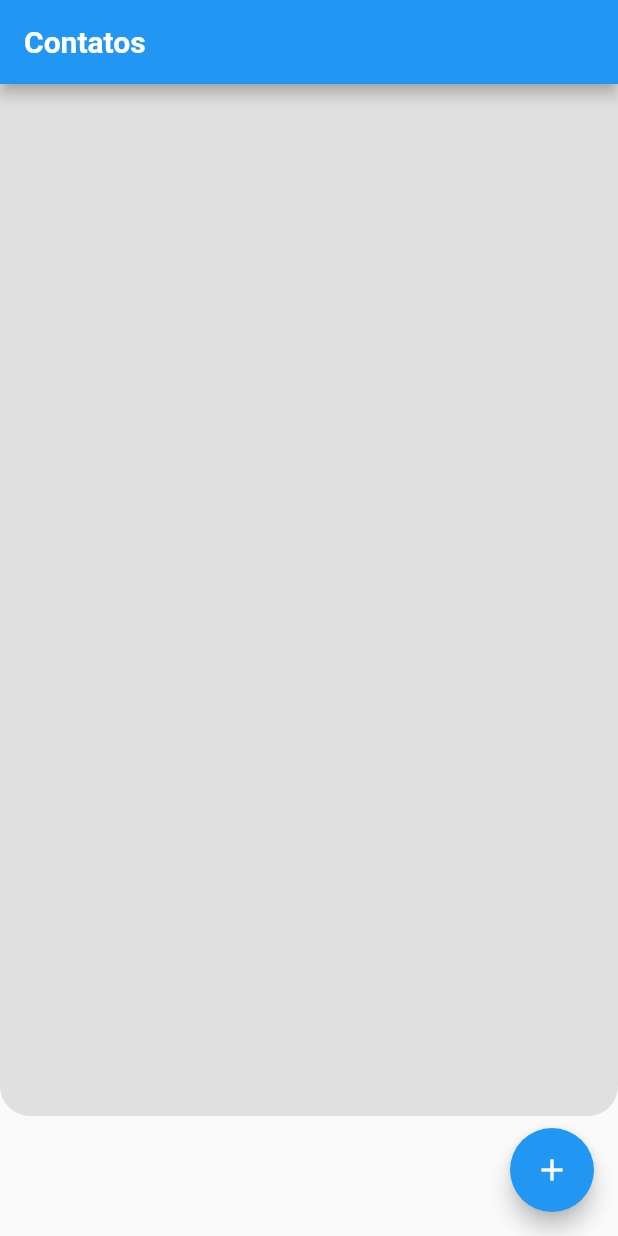
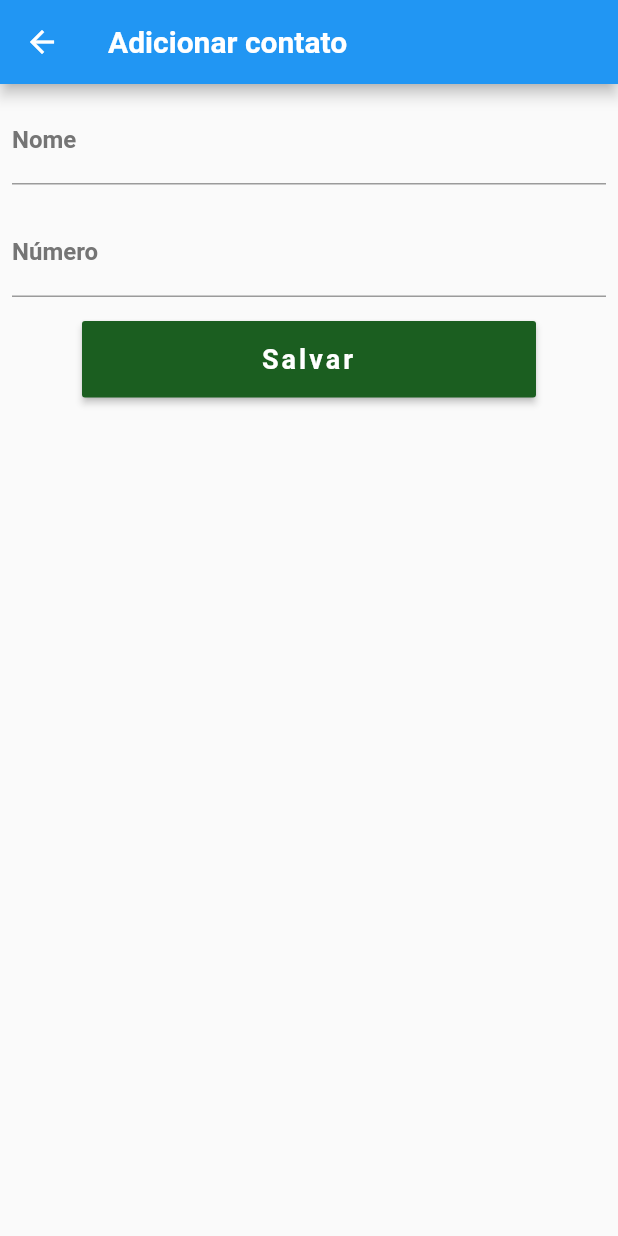
Before and after one commit to Ispx/Agenda-de-Contaatos, a Flutter app: the ContatoScreen screen opened directly, after a tap on the "add" icon, on a phone screen of 412 x 824 dp. Run offline on Flutter 3.47's test engine with Material 2 defaults, Android fonts, the phone set to English and light mode, and no system bars; our stand-ins replace sqflite; accounts and stored records are empty.

Commit message:
Add formulario, add funcionalidade para adicionar contato

```diff
--- a/agenda/lib/components/cardContatos.dart
+++ b/agenda/lib/components/cardContatos.dart
@@ -1,6 +1,6 @@
 import 'package:agenda/database/contatosFactory.dart';
 import 'package:agenda/models/contato.dart';
-import 'package:agenda/screen/contato.dart';
+import 'package:agenda/screen/contatoScreen.dart';
 import 'package:flutter/material.dart';
 import 'package:flutter/widgets.dart';
 
--- a/agenda/lib/main.dart
+++ b/agenda/lib/main.dart
@@ -1,4 +1,4 @@
-import 'package:agenda/screen/contato.dart';
+import 'package:agenda/screen/contatoScreen.dart';
 import 'package:flutter/material.dart';
 
 void main() {
@@ -10,13 +10,13 @@ class AgendaApp extends StatelessWidget {
     return MaterialApp(
       debugShowCheckedModeBanner: false,
       title: "Contatos",
-      darkTheme: themeApp(),
+      darkTheme: _themeApp(),
       home: ContatoScreen(),
     );
   }
 }
 
-themeApp() {
+_themeApp() {
   return ThemeData(
       primaryColor: Colors.grey[400],
       floatingActionButtonTheme:
--- a/agenda/lib/screen/contato.dart
+++ b/agenda/lib/screen/contatoScreen.dart
@@ -2,7 +2,7 @@ import 'package:agenda/components/listViewContato.dart';
 import 'package:agenda/components/load.dart';
 import 'package:agenda/database/contatosFactory.dart';
 import 'package:agenda/models/contato.dart';
-import 'package:agenda/screen/formulario.dart';
+import 'package:agenda/screen/formularioScreen.dart';
 import 'package:flutter/cupertino.dart';
 import 'package:flutter/material.dart';
 
@@ -30,8 +30,8 @@ class ContatoScreenState extends State<ContatoScreen> {
           child: futureContato()),
       floatingActionButton: FloatingActionButton(
         onPressed: () {
-          Navigator.pop(
-              context, MaterialPageRoute(builder: (context) => Formulario()));
+          Navigator.of(context).push(
+              MaterialPageRoute(builder: (context) => FormularioScreen()));
         },
         child: Icon(Icons.add),
       ),
--- a/agenda/lib/screen/formulario.dart
+++ /dev/null
@@ -1,13 +0,0 @@
-import 'package:flutter/material.dart';
-
-class Formulario extends StatefulWidget {
-  FormularioState createState() => FormularioState();
-}
-
-class FormularioState extends State<Formulario> {
-  Widget build(BuildContext context) {
-    return Scaffold(
-      body: Container(),
-    );
-  }
-}
--- /dev/null
+++ b/agenda/lib/screen/formularioScreen.dart
@@ -0,0 +1,117 @@
+import 'package:agenda/database/contatosFactory.dart';
+import 'package:agenda/models/contato.dart';
+import 'package:agenda/screen/contatoScreen.dart';
+import 'package:flutter/material.dart';
+import 'package:path/path.dart';
+
+class FormularioScreen extends StatefulWidget {
+  BuildContext buildContext;
+  FormularioScreen();
+  TextEditingController _nomeController = new TextEditingController();
+  TextEditingController _numeroController = new TextEditingController();
+  FormularioState createState() => FormularioState();
+}
+
+class FormularioState extends State<FormularioScreen> {
+  GlobalKey scaffoldkey = GlobalKey<ScaffoldState>();
+  Widget build(BuildContext contextForm) {
+    return Scaffold(
+      appBar: AppBar(
+        title: Text("Adicionar contato",
+            style: TextStyle(fontWeight: FontWeight.bold)),
+      ),
+      body: Center(
+        child: Column(
+          children: [
+            _nomeForm('Nome', TextInputType.text),
+            _numeroForm('Número', TextInputType.number),
+            _buttonForm('Salvar', contextForm)
+          ],
+        ),
+      ),
+    );
+  }
+
+  _validaContato(String nome, String numero) {
+    bool verify = nome != null && nome != "" && numero != null && numero != "";
+    return verify;
+  }
+
+  _nomeForm(String text, TextInputType inputType) {
+    return Padding(
+      padding: const EdgeInsets.all(8.0),
+      child: TextField(
+        keyboardType: inputType,
+        controller: widget._nomeController,
+        decoration: InputDecoration(
+          labelText: text,
+          labelStyle:
+              TextStyle(fontWeight: FontWeight.bold, color: Colors.grey[600]),
+        ),
+      ),
+    );
+  }
+
+  _numeroForm(String text, TextInputType inputType) {
+    return Padding(
+      padding: const EdgeInsets.all(8.0),
+      child: TextField(
+        keyboardType: inputType,
+        controller: widget._numeroController,
+        decoration: InputDecoration(
+            labelText: text,
+            labelStyle:
+                TextStyle(fontWeight: FontWeight.bold, color: Colors.grey[600]),
+            hintText: 'XX  XXXX - XXXX',
+            hintStyle: TextStyle(
+                fontWeight: FontWeight.bold, color: Colors.grey[400])),
+      ),
+    );
+  }
+
+  _norificacao(String text, Icon icon) {
+    return SnackBar(
+      content: Row(
+        children: [
+          icon,
+          Text(
+            text,
+            style: TextStyle(color: Colors.white),
+          ),
+        ],
+      ),
+      backgroundColor: Colors.blue,
+    );
+  }
+
+  _buttonForm(String text, BuildContext context) {
+    return Padding(
+      padding: const EdgeInsets.all(8.0),
+      child: RaisedButton(
+        onPressed: () {
+          String nome = widget._nomeController.text;
+          String numero = widget._numeroController.text;
+          if (_validaContato(nome, numero)) {
+            ContatoFactory().salvar(Contato(nome, numero)).whenComplete(() {
+              Navigator.pushAndRemoveUntil(
+                  context,
+                  MaterialPageRoute(builder: (context) => ContatoScreen()),
+                  (route) => false);
+            });
+          }
+        },
+        child: Text(
+          text,
+          textAlign: TextAlign.center,
+          style: TextStyle(
+              fontWeight: FontWeight.bold,
+              color: Colors.white,
+              fontSize: 18,
+              letterSpacing: 2),
+        ),
+        color: Colors.green[900],
+        padding: EdgeInsets.only(left: 120, right: 120, bottom: 15, top: 15),
+      ),
+    );
+  }
+}
```
